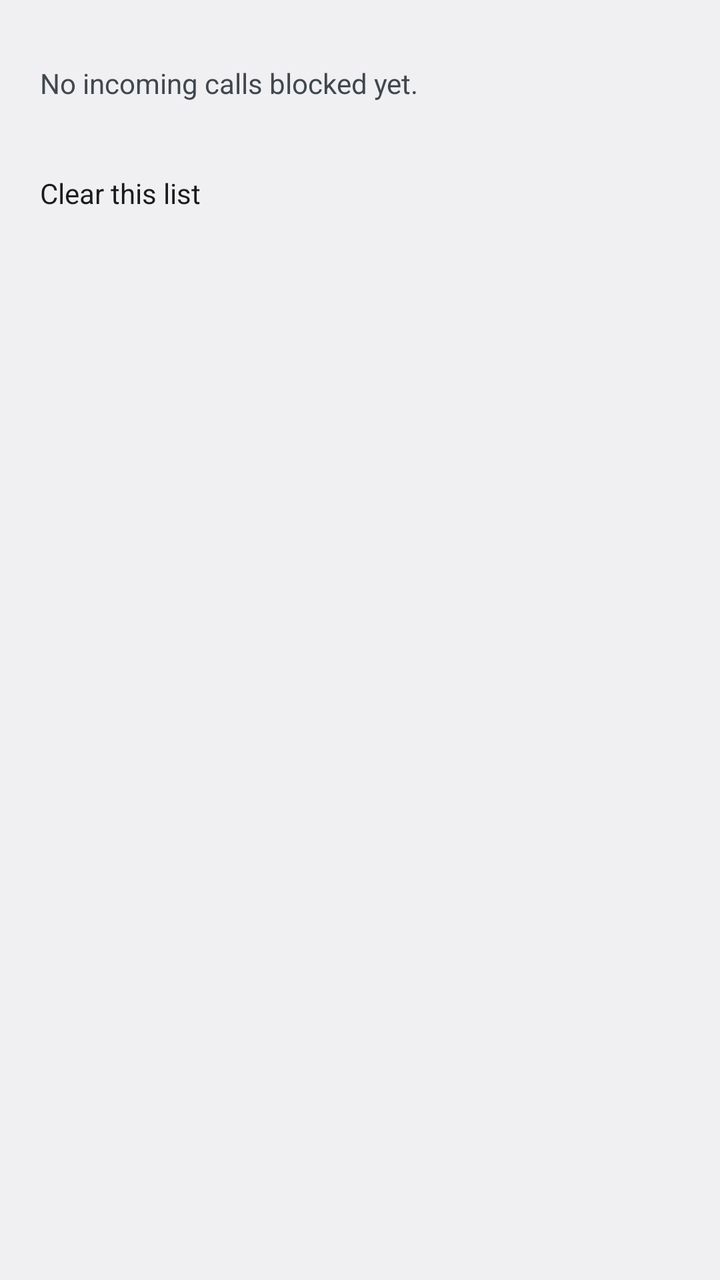
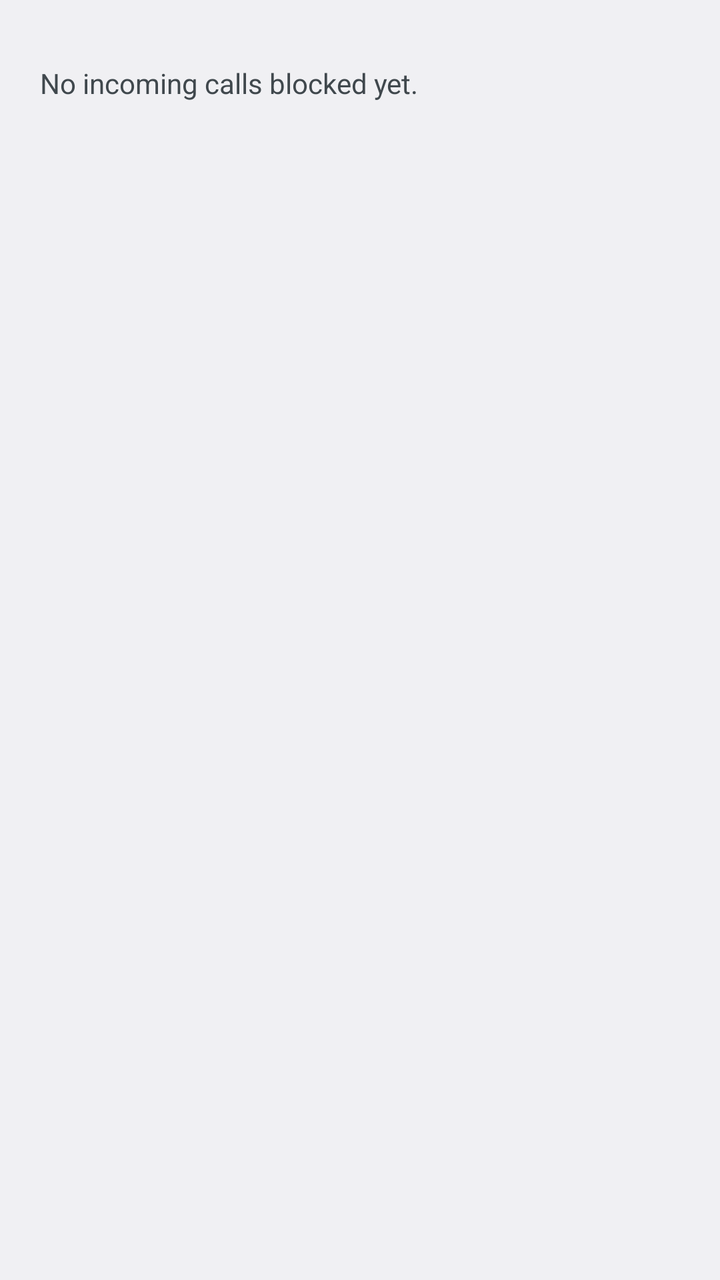

Screens rendered from an Android XML layout before and after an edit, with the pre-edit source and the edit as a unified diff.
<!-- AndroidManifest.xml: application theme AppTheme -->
<!-- res/layout/activity_blocked_calls.xml -->
<?xml version="1.0" encoding="utf-8"?>
<ScrollView xmlns:android="http://schemas.android.com/apk/res/android"
    android:id="@+id/root"
    android:layout_width="match_parent"
    android:layout_height="match_parent"
    android:clipToPadding="false"
    android:fillViewport="true">

    <LinearLayout
        android:layout_width="match_parent"
        android:layout_height="wrap_content"
        android:orientation="vertical"
        android:padding="20dp">

        <TextView
            android:id="@+id/history_empty_message"
            android:layout_width="match_parent"
            android:layout_height="wrap_content"
            android:paddingVertical="12dp"
            android:text="@string/history_empty"
            android:textColor="?android:attr/textColorSecondary" />

        <LinearLayout
            android:id="@+id/history_container"
            android:layout_width="match_parent"
            android:layout_height="wrap_content"
            android:orientation="vertical" />

        <Button
            android:id="@+id/button_clear_history"
            android:layout_width="match_parent"
            android:layout_height="wrap_content"
            android:layout_marginTop="24dp"
            android:text="@string/action_clear_history" />

    </LinearLayout>
</ScrollView>
<!-- resources referenced by this layout -->
<resources>
  <string name="action_clear_history">Clear this list</string>
  <string name="history_empty">No incoming calls blocked yet.</string>
  <style name="AppTheme" parent="@android:style/Theme.DeviceDefault.DayNight" />
</resources>

<!-- the commit's change to res/layout/activity_blocked_calls.xml (unified diff, before → after) -->
@@ -20,18 +20,12 @@
             android:text="@string/history_empty"
             android:textColor="?android:attr/textColorSecondary" />
 
+        
         <LinearLayout
             android:id="@+id/history_container"
             android:layout_width="match_parent"
             android:layout_height="wrap_content"
             android:orientation="vertical" />
 
-        <Button
-            android:id="@+id/button_clear_history"
-            android:layout_width="match_parent"
-            android:layout_height="wrap_content"
-            android:layout_marginTop="24dp"
-            android:text="@string/action_clear_history" />
-
     </LinearLayout>
 </ScrollView>
<!-- resource entries referenced after the edit -->
@@ -1,6 +1,5 @@
 <!-- resources referenced by this layout -->
 <resources>
-  <string name="action_clear_history">Clear this list</string>
   <string name="history_empty">No incoming calls blocked yet.</string>
   <style name="AppTheme" parent="@android:style/Theme.DeviceDefault.DayNight" />
 </resources>
